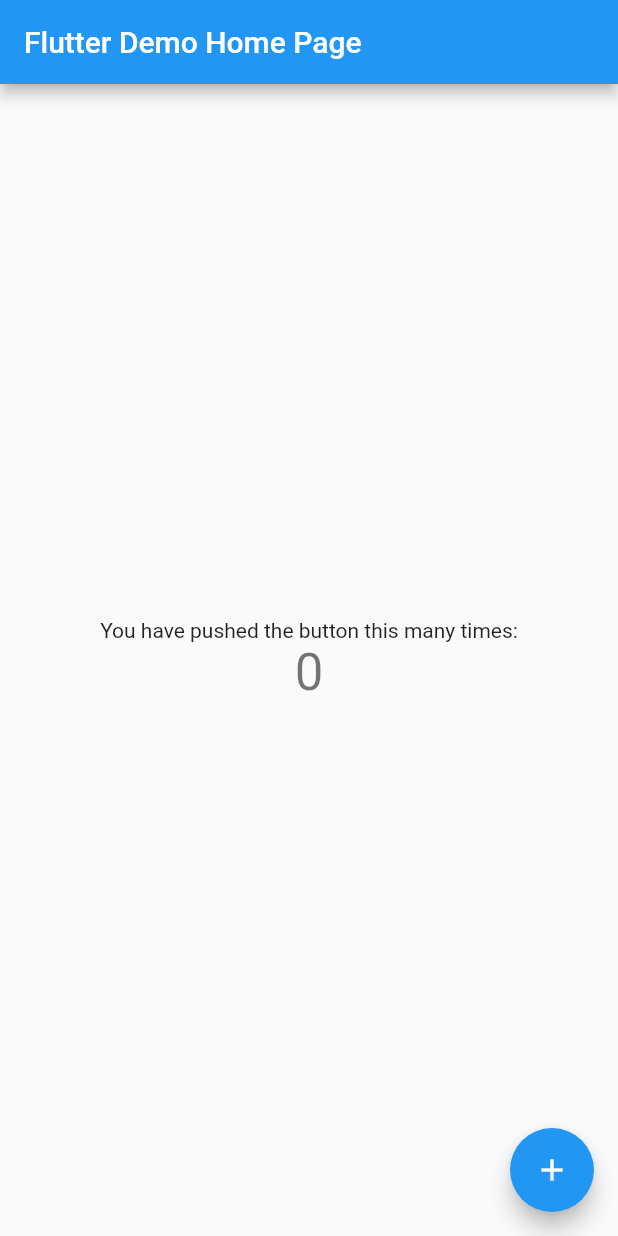
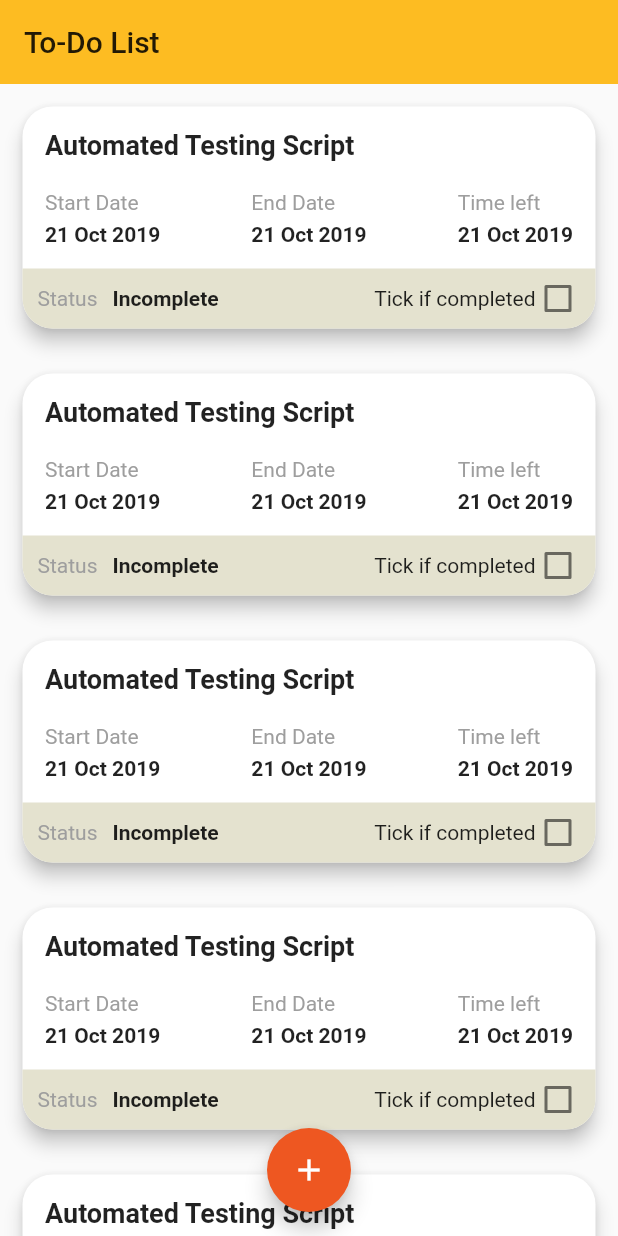
Before and after one commit to wongsieliongwork/etiqa_todo_list, a Flutter app: the screen it shows after launch, on a phone screen of 412 x 824 dp. Run offline on Flutter 3.47's test engine with Material 2 defaults, Android fonts, the light colour scheme and no system bars.

Commit message:
Todo Screen UI

```diff
--- a/lib/main.dart
+++ b/lib/main.dart
@@ -1,3 +1,5 @@
+import 'package:etiqa_todo_list/screens/todo_screen.dart';
+import 'package:etiqa_todo_list/utils/constants.dart';
 import 'package:flutter/material.dart';
 
 void main() {
@@ -5,109 +7,19 @@
 }
 
 class MyApp extends StatelessWidget {
-  // This widget is the root of your application.
   @override
   Widget build(BuildContext context) {
     return MaterialApp(
-      title: 'Flutter Demo',
-      theme: ThemeData(
-        // This is the theme of your application.
-        //
-        // Try running your application with "flutter run". You'll see the
-        // application has a blue toolbar. Then, without quitting the app, try
-        // changing the primarySwatch below to Colors.green and then invoke
-        // "hot reload" (press "r" in the console where you ran "flutter run",
-        // or simply save your changes to "hot reload" in a Flutter IDE).
-        // Notice that the counter didn't reset back to zero; the application
-        // is not restarted.
-        primarySwatch: Colors.blue,
-      ),
-      home: MyHomePage(title: 'Flutter Demo Home Page'),
-    );
+        title: 'Flutter Demo',
+        // remove debug logo on app
+        debugShowCheckedModeBanner: false,
+        theme: ThemeData(
+            // Setting color and shadow for all appbar
+            primaryColor: Constants.darkOrange,
+            appBarTheme: AppBarTheme(
+              elevation: 0,
+            )),
+        // First Screen On Todo Screen
+        home: TodoScreen());
   }
 }
-
-class MyHomePage extends StatefulWidget {
-  MyHomePage({Key? key, required this.title}) : super(key: key);
-
-  // This widget is the home page of your application. It is stateful, meaning
-  // that it has a State object (defined below) that contains fields that affect
-  // how it looks.
-
-  // This class is the configuration for the state. It holds the values (in this
-  // case the title) provided by the parent (in this case the App widget) and
-  // used by the build method of the State. Fields in a Widget subclass are
-  // always marked "final".
-
-  final String title;
-
-  @override
-  _MyHomePageState createState() => _MyHomePageState();
-}
-
-class _MyHomePageState extends State<MyHomePage> {
-  int _counter = 0;
-
-  void _incrementCounter() {
-    setState(() {
-      // This call to setState tells the Flutter framework that something has
-      // changed in this State, which causes it to rerun the build method below
-      // so that the display can reflect the updated values. If we changed
-      // _counter without calling setState(), then the build method would not be
-      // called again, and so nothing would appear to happen.
-      _counter++;
-    });
-  }
-
-  @override
-  Widget build(BuildContext context) {
-    // This method is rerun every time setState is called, for instance as done
-    // by the _incrementCounter method above.
-    //
-    // The Flutter framework has been optimized to make rerunning build methods
-    // fast, so that you can just rebuild anything that needs updating rather
-    // than having to individually change instances of widgets.
-    return Scaffold(
-      appBar: AppBar(
-        // Here we take the value from the MyHomePage object that was created by
-        // the App.build method, and use it to set our appbar title.
-        title: Text(widget.title),
-      ),
-      body: Center(
-        // Center is a layout widget. It takes a single child and positions it
-        // in the middle of the parent.
-        child: Column(
-          // Column is also a layout widget. It takes a list of children and
-          // arranges them vertically. By default, it sizes itself to fit its
-          // children horizontally, and tries to be as tall as its parent.
-          //
-          // Invoke "debug painting" (press "p" in the console, choose the
-          // "Toggle Debug Paint" action from the Flutter Inspector in Android
-          // Studio, or the "Toggle Debug Paint" command in Visual Studio Code)
-          // to see the wireframe for each widget.
-          //
-          // Column has various properties to control how it sizes itself and
-          // how it positions its children. Here we use mainAxisAlignment to
-          // center the children vertically; the main axis here is the vertical
-          // axis because Columns are vertical (the cross axis would be
-          // horizontal).
-          mainAxisAlignment: MainAxisAlignment.center,
-          children: <Widget>[
-            Text(
-              'You have pushed the button this many times:',
-            ),
-            Text(
-              '$_counter',
-              style: Theme.of(context).textTheme.headline4,
-            ),
-          ],
-        ),
-      ),
-      floatingActionButton: FloatingActionButton(
-        onPressed: _incrementCounter,
-        tooltip: 'Increment',
-        child: Icon(Icons.add),
-      ), // This trailing comma makes auto-formatting nicer for build methods.
-    );
-  }
-}
--- /dev/null
+++ b/lib/screens/add_edit_todo_screen.dart
@@ -0,0 +1,42 @@
+import 'package:flutter/material.dart';
+
+class AddEditScreen extends StatefulWidget {
+  @override
+  _AddEditScreenState createState() => _AddEditScreenState();
+}
+
+class _AddEditScreenState extends State<AddEditScreen> {
+  final titleController = TextEditingController();
+  @override
+  Widget build(BuildContext context) {
+    return Scaffold(
+      appBar: AppBar(
+        title: Text('Add new To-Do List'),
+      ),
+      body: Column(
+        crossAxisAlignment: CrossAxisAlignment.start,
+        children: [
+          Text(
+            'To-Do Title',
+            style: TextStyle(
+                color: Colors.grey, fontWeight: FontWeight.bold, fontSize: 20),
+          ),
+          TextField(
+            decoration: InputDecoration(
+              disabledBorder: OutlineInputBorder(
+                borderSide: BorderSide(color: Colors.grey, width: 2.0),
+              ),
+              focusedBorder: OutlineInputBorder(
+                borderSide: BorderSide(color: Colors.grey, width: 2.0),
+              ),
+              enabledBorder: OutlineInputBorder(
+                borderSide: BorderSide(color: Colors.grey, width: 2.0),
+              ),
+              hintText: 'Please key in your To-Do title here',
+            ),
+          ),
+        ],
+      ),
+    );
+  }
+}
--- /dev/null
+++ b/lib/screens/todo_screen.dart
@@ -0,0 +1,176 @@
+import 'package:etiqa_todo_list/screens/add_edit_todo_screen.dart';
+import 'package:etiqa_todo_list/utils/constants.dart';
+import 'package:flutter/material.dart';
+
+class TodoScreen extends StatefulWidget {
+  const TodoScreen({Key? key}) : super(key: key);
+
+  @override
+  _TodoScreenState createState() => _TodoScreenState();
+}
+
+class _TodoScreenState extends State<TodoScreen> {
+  @override
+  Widget build(BuildContext context) {
+    return Scaffold(
+      appBar: AppBar(
+        title: Text('To-Do List'),
+      ),
+      floatingActionButton: FloatingActionButton(
+        backgroundColor: Constants.lightOrange,
+        child: Icon(Icons.add),
+        onPressed: () {},
+      ),
+      floatingActionButtonLocation: FloatingActionButtonLocation.centerFloat,
+      body: ListView.builder(
+          itemCount: 10,
+          itemBuilder: (context, index) {
+            return InkWell(
+              splashColor: Colors.transparent,
+              highlightColor: Colors.transparent,
+              onTap: () {
+                Navigator.push(context,
+                    MaterialPageRoute(builder: (context) => AddEditScreen()));
+              },
+              child: Container(
+                margin: EdgeInsets.all(15),
+                child: PhysicalModel(
+                  shadowColor: Colors.black,
+                  elevation: 5,
+                  borderRadius: BorderRadius.circular(20),
+                  color: Colors.white,
+                  child: Container(
+                    child: Column(
+                      children: [
+                        Container(
+                          margin: EdgeInsets.all(15),
+                          child: Column(
+                            crossAxisAlignment: CrossAxisAlignment.start,
+                            children: [
+                              Text(
+                                'Automated Testing Script',
+                                style: TextStyle(
+                                    fontWeight: FontWeight.bold, fontSize: 18),
+                              ),
+                              SizedBox(
+                                height: 20,
+                              ),
+                              Row(
+                                mainAxisAlignment:
+                                    MainAxisAlignment.spaceBetween,
+                                children: [
+                                  Column(
+                                    crossAxisAlignment:
+                                        CrossAxisAlignment.start,
+                                    children: [
+                                      Text(
+                                        'Start Date',
+                                        style: TextStyle(color: Colors.grey),
+                                      ),
+                                      SizedBox(
+                                        height: 5,
+                                      ),
+                                      Text(
+                                        '21 Oct 2019',
+                                        style: TextStyle(
+                                            fontWeight: FontWeight.bold),
+                                      )
+                                    ],
+                                  ),
+                                  Column(
+                                    crossAxisAlignment:
+                                        CrossAxisAlignment.start,
+                                    children: [
+                                      Text(
+                                        'End Date',
+                                        style: TextStyle(color: Colors.grey),
+                                      ),
+                                      SizedBox(
+                                        height: 5,
+                                      ),
+                                      Text(
+                                        '21 Oct 2019',
+                                        style: TextStyle(
+                                            fontWeight: FontWeight.bold),
+                                      ),
+                                    ],
+                                  ),
+                                  Column(
+                                    crossAxisAlignment:
+                                        CrossAxisAlignment.start,
+                                    children: [
+                                      Text(
+                                        'Time left',
+                                        style: TextStyle(color: Colors.grey),
+                                      ),
+                                      SizedBox(
+                                        height: 5,
+                                      ),
+                                      Text(
+                                        '21 Oct 2019',
+                                        style: TextStyle(
+                                            fontWeight: FontWeight.bold),
+                                      )
+                                    ],
+                                  )
+                                ],
+                              ),
+                            ],
+                          ),
+                        ),
+                        Container(
+                          padding:
+                              EdgeInsets.symmetric(horizontal: 10, vertical: 5),
+                          decoration: BoxDecoration(
+                              color: Constants.lightGrey,
+                              borderRadius: BorderRadius.only(
+                                bottomRight: Radius.circular(20),
+                                bottomLeft: Radius.circular(20),
+                              )),
+                          child: Row(
+                            mainAxisAlignment: MainAxisAlignment.spaceBetween,
+                            children: [
+                              Row(
+                                children: [
+                                  Text(
+                                    'Status',
+                                    style: TextStyle(color: Colors.grey),
+                                  ),
+                                  SizedBox(
+                                    width: 10,
+                                  ),
+                                  Text(
+                                    'Incomplete',
+                                    style:
+                                        TextStyle(fontWeight: FontWeight.bold),
+                                  ),
+                                ],
+                              ),
+                              Row(
+                                children: [
+                                  Text('Tick if completed'),
+                                  Container(
+                                      height: 30,
+                                      width: 30,
+                                      child: Checkbox(
+                                          checkColor: Colors.white,
+                                          focusColor: Colors.white,
+                                          activeColor: Colors.white,
+                                          hoverColor: Colors.white,
+                                          value: false,
+                                          onChanged: (value) {}))
+                                ],
+                              )
+                            ],
+                          ),
+                        )
+                      ],
+                    ),
+                  ),
+                ),
+              ),
+            );
+          }),
+    );
+  }
+}
--- /dev/null
+++ b/lib/utils/constants.dart
@@ -0,0 +1,8 @@
+import 'package:flutter/cupertino.dart';
+
+// Set the color in constants
+class Constants {
+  static const Color darkOrange = const Color(0xFFfdbc22);
+  static const Color lightOrange = const Color(0xFFee5721);
+  static const Color lightGrey = const Color(0xFFe4e2cf);
+}
```
Also changed, not shown: pubspec.yaml (+3 -12 lines), pubspec.lock.
